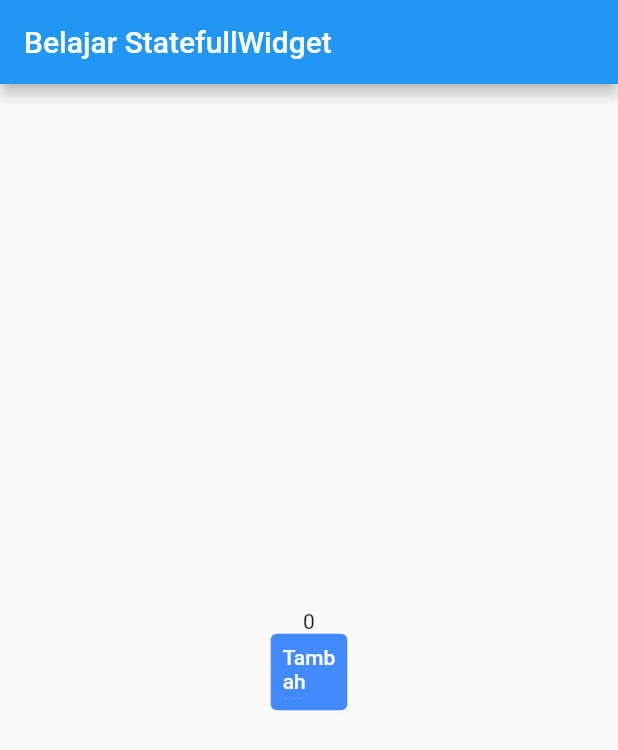
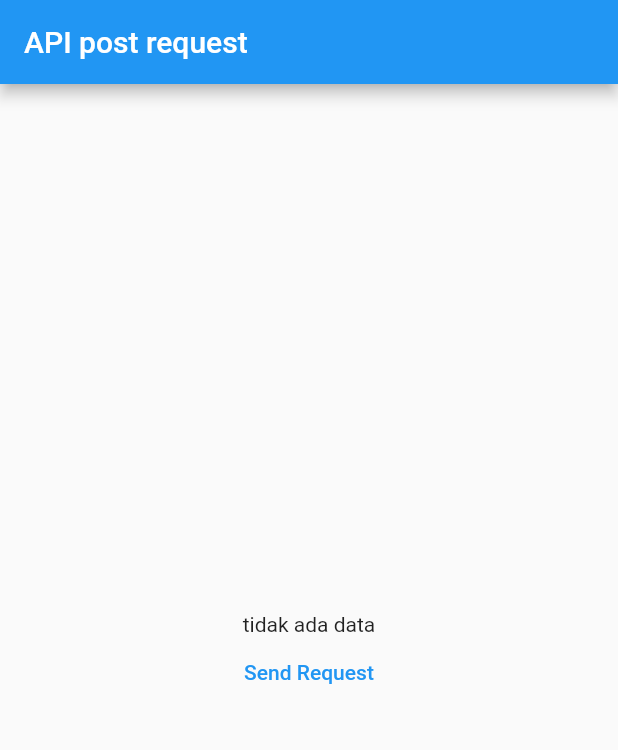
Before and after one commit to mlatifr/flutter, a Flutter app: the screen it shows after launch, on a phone screen of 412 x 824 dp. Shown: the top 750 px of the screen. Run offline on Flutter 3.47's test engine with Material 2 defaults, Android fonts, the phone set to English and light mode, and no system bars; missing offline and left inert: dart:html.

Commit message:
belajar API

```diff
--- a/lib/main.dart
+++ b/lib/main.dart
@@ -1,6 +1,7 @@
 import 'dart:html';
 import 'dart:ui';
 
+import 'package:aplikasi_hello_world/post_result_model.dart';
 import 'package:flutter/material.dart';
 import 'package:flutter/rendering.dart';
 
@@ -14,41 +15,36 @@ class MyApp extends StatefulWidget {
 }
 
 class _MyAppState extends State<MyApp> {
-  int number = 0;
-  double ukuranBtn = 1;
-  void tekanTombol() {
-    // setState() untuk mengubah tampilan sesaui dengan state yang ada saat ini
-    setState(() {
-      number += 1;
-      ukuranBtn += 10;
-    });
-  }
+  PostResult postResult = null;
 
   @override
   Widget build(BuildContext context) {
     return MaterialApp(
       home: Scaffold(
         appBar: AppBar(
-          title: Text('Belajar StatefullWidget'),
+          title: Text('API post request'),
         ),
         body: Center(
           child: Column(
             mainAxisAlignment: MainAxisAlignment.center,
             children: <Widget>[
-              Text(number.toString()),
-              SizedBox(
-                  width: 50 + ukuranBtn,
-                  height: 50 + ukuranBtn,
-                  child: TextButton(
-                    style: ButtonStyle(
-                        backgroundColor:
-                            MaterialStateProperty.all(Colors.blueAccent)),
-                    onPressed: tekanTombol,
-                    child: Text(
-                      'Tambah Ukuran',
-                      style: TextStyle(color: Colors.white),
-                    ),
-                  ))
+              Text((postResult != null)
+                  ? postResult.id +
+                      ' | ' +
+                      postResult.name +
+                      ' | ' +
+                      postResult.job +
+                      ' | ' +
+                      postResult.createdAt
+                  : 'tidak ada data'),
+              TextButton(
+                  onPressed: () {
+                    PostResult.connectToAPI('Badu', 'Dokter').then((value) {
+                      postResult = value;
+                      setState(() {});
+                    });
+                  },
+                  child: Text('Send Request'))
             ],
           ),
         ),
--- /dev/null
+++ b/lib/post_result_model.dart
@@ -0,0 +1,22 @@
+import 'dart:convert';
+
+import 'package:http/http.dart' as http;
+
+class PostResult {
+  String name, job, id, createdAt;
+
+  PostResult({this.id, this.name, this.job, this.createdAt});
+  factory PostResult.createPostResult(Map<String, dynamic> object) {
+    return PostResult(
+        id: object['id'],
+        name: object['name'],
+        job: object['job'],
+        createdAt: object['createdAt']);
+  }
+  static Future<PostResult> connectToAPI(String name, job) async {
+    String apiURL = 'https://reqres.in/api/users';
+    var apiResult = await http.post(apiURL, body: {'name': name, 'job': job});
+    var jsonObject = json.decode(apiResult.body);
+    return PostResult.createPostResult(jsonObject);
+  }
+}
--- a/pubspec.yaml
+++ b/pubspec.yaml
@@ -21,6 +21,7 @@ environment:
   sdk: ">=2.7.0 <3.0.0"
 
 dependencies:
+  http: ^0.12.0+2
   flutter:
     sdk: flutter
 
```
